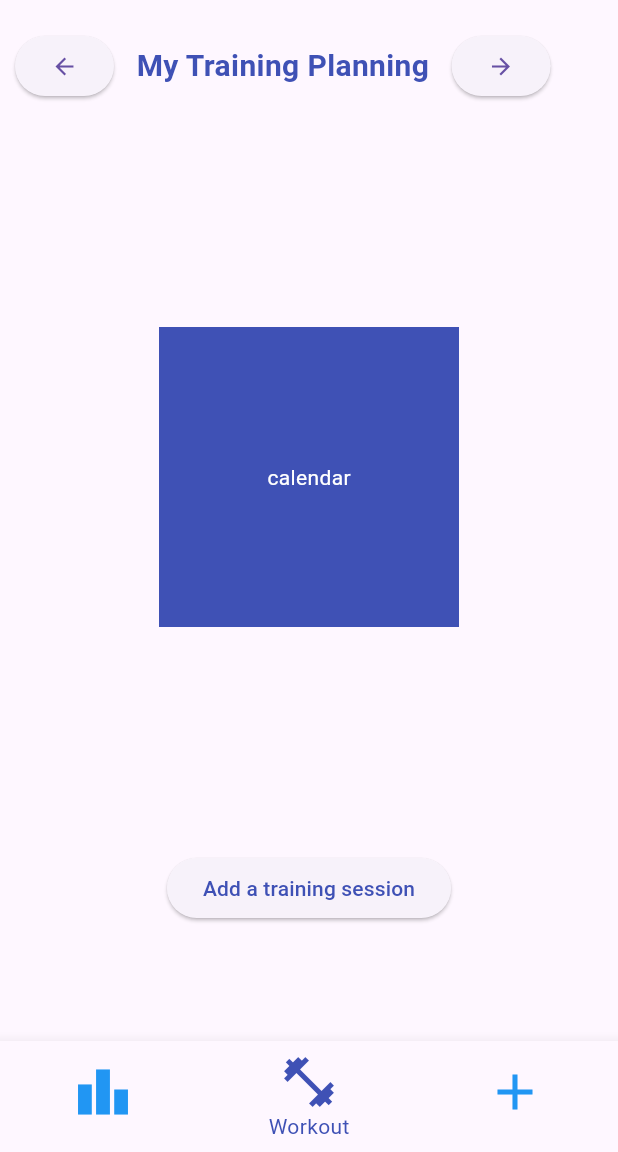
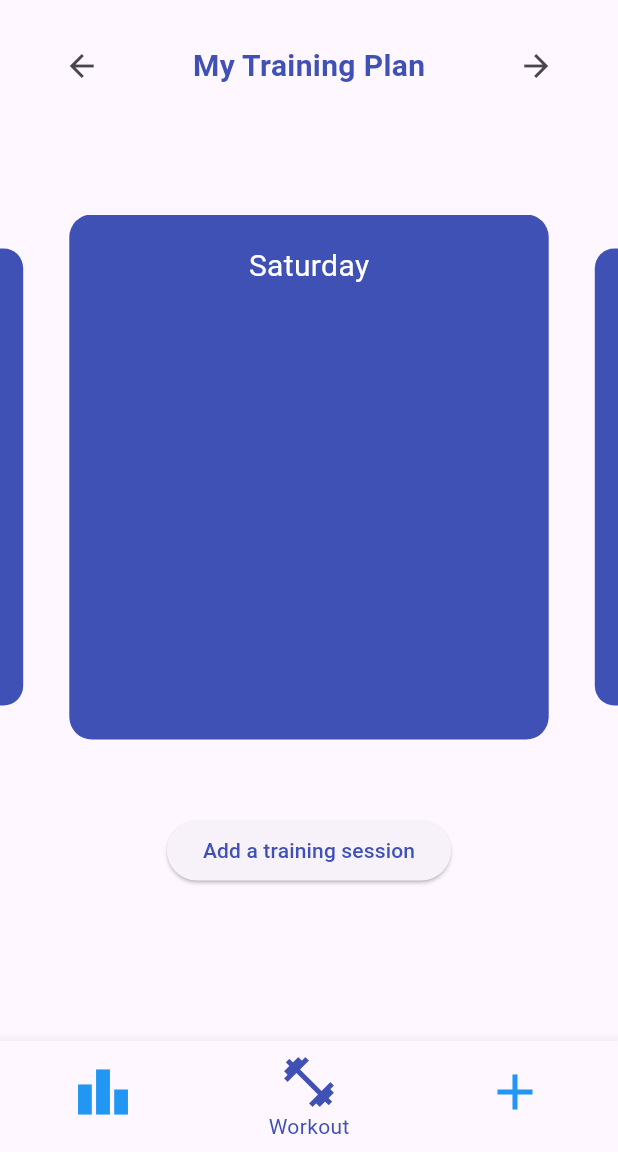
Before and after one commit to yunusdemirli/gymbuddy, a Flutter app: the screen it shows after launch, on a phone screen of 412 x 824 dp, the part 84-1236 px from its top. Run offline on Flutter 3.47's test engine with Material 3 defaults, Android fonts, the phone set to English and light mode, and no system bars; drawn by our look-alikes of carousel_slider.

Commit message:
v1.0.1 workout page

```diff
--- a/lib/pages/workout.dart
+++ b/lib/pages/workout.dart
@@ -1,3 +1,4 @@
+import 'package:carousel_slider/carousel_slider.dart';
 import 'package:flutter/material.dart';
 
 class Workout extends StatefulWidget {
@@ -8,8 +9,15 @@ class Workout extends StatefulWidget {
 }
 
 class _WorkoutState extends State<Workout> {
+
+  final CarouselController _carouselController = CarouselController();
+
   @override
   Widget build(BuildContext context) {
+
+    DateTime now = DateTime.now();
+    int weekday = now.weekday;
+
     return Center(
       child: Column(
         children: [
@@ -17,27 +25,71 @@ class _WorkoutState extends State<Workout> {
 
           SizedBox(
             child: Row(
+              mainAxisAlignment: MainAxisAlignment.center,
               children: [
-                const SizedBox(width: 10,),
-                ElevatedButton(onPressed: () {}, style: ElevatedButton.styleFrom(side: BorderSide.none,), child: const Icon(Icons.arrow_back),),
-                const SizedBox(width: 15,),
-                const Text('My Training Planning', style: TextStyle(fontSize: 20, fontWeight: FontWeight.bold, color: Colors.indigo),),
-                const SizedBox(width: 15,),
-                ElevatedButton(onPressed: () {}, style: ElevatedButton.styleFrom(side: BorderSide.none) ,child: const Icon(Icons.arrow_forward),),
+
+                IconButton(
+                  onPressed: () {
+                    _carouselController.previousPage(
+                      curve: Curves.easeIn,
+                    );
+                  },
+                  style: ElevatedButton.styleFrom(side: BorderSide.none,),
+                  icon: const Icon(Icons.arrow_back)
+                ),
+
+                const SizedBox(width: 50,),
+
+                const Text('My Training Plan', style: TextStyle(fontSize: 20, fontWeight: FontWeight.bold, color: Colors.indigo),),
+
+                const SizedBox(width: 50,),
+
+                IconButton(
+                  onPressed: () {
+                    _carouselController.nextPage(
+                      curve: Curves.easeIn,
+                    );
+                  },
+                  style: ElevatedButton.styleFrom(side: BorderSide.none),
+                  icon: const Icon(Icons.arrow_forward)
+                ),
+
               ],
             ),
           ),
 
-          const SizedBox(height: 150,),
+          const SizedBox(height: 75,),
 
-          Container(
-            color: Colors.indigo,
-            height: 200,
-            width: 200,
-            child: const Center(child: Text('calendar', style: TextStyle(color: Colors.white),)),
+
+          CarouselSlider(
+            items: ["Monday", "Tuesday", "Wednesday", "Thursday", "Friday", "Saturday", "Sunday"].map((day) {
+            return Container(
+              width: MediaQuery.of(context).size.width,
+              margin: const EdgeInsets.symmetric(horizontal: 5),
+              decoration: BoxDecoration(
+                color: Colors.indigo,
+                borderRadius: BorderRadius.circular(15),
+              ),
+              alignment: Alignment.topCenter,
+              child: Column(
+                children: [
+                  const SizedBox(height: 20,),
+
+                  Text(day, style: const TextStyle(fontSize: 20, color: Colors.white),)
+                ],
+              ),
+            );
+
+            }).toList(),
+            options: CarouselOptions(
+              height: 350,
+              enlargeCenterPage: true,
+              initialPage: weekday - 1,
+            ),
+            carouselController: _carouselController,
           ),
 
-          const SizedBox(height: 150,),
+          const SizedBox(height: 50,),
 
           ElevatedButton(onPressed: () {}, child: const Text('Add a training session', style: TextStyle(color: Colors.indigo),))
         ],
--- a/pubspec.yaml
+++ b/pubspec.yaml
@@ -7,6 +7,7 @@ environment:
   sdk: '>=3.4.0 <4.0.0'
 
 dependencies:
+  carousel_slider: ^4.2.1
   flutter:
     sdk: flutter
 
```
Also changed, not shown: pubspec.lock.
